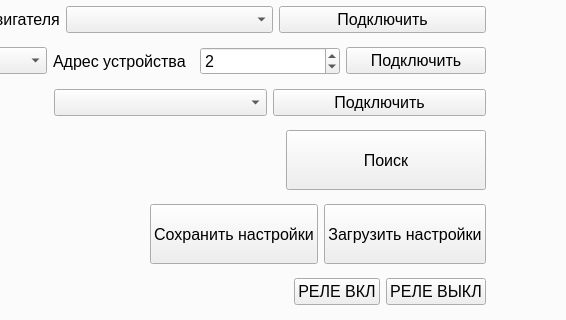
Qt form mainwindow.ui (Muzalevsky/SITH) before a commit; both pictures show x 417 to 983 and y 109 to 429 of the 1390 by 690 pixel window.
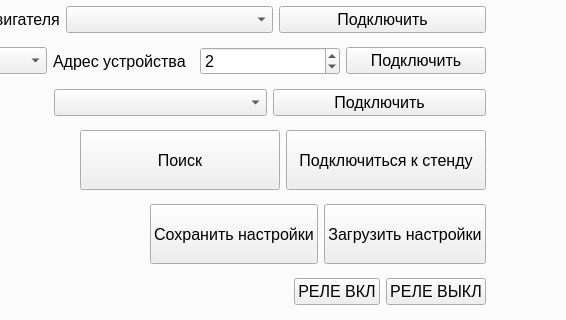
The same form after that commit. Icons and pictures are not drawn.

The edit to the form file:
```diff
--- a/mainwindow.ui
+++ b/mainwindow.ui
@@ -1757,6 +1757,24 @@
            </property>
           </widget>
          </item>
+         <item>
+          <widget class="QPushButton" name="connectAllDevicesButton">
+           <property name="minimumSize">
+            <size>
+             <width>200</width>
+             <height>60</height>
+            </size>
+           </property>
+           <property name="font">
+            <font>
+             <pointsize>12</pointsize>
+            </font>
+           </property>
+           <property name="text">
+            <string>Подключиться к стенду</string>
+           </property>
+          </widget>
+         </item>
         </layout>
        </item>
        <item>
```
Left out of the diff: 4 changed lines with no effect on the pictures.
